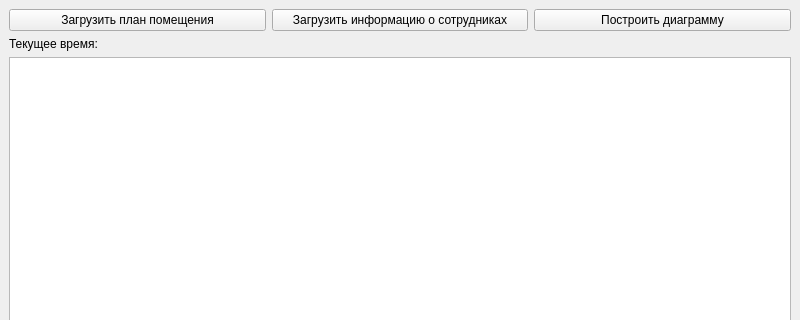
Before: the Qt Designer form DiplomV2/mainwindow.ui in maxbsp/diplom_ivanova, drawn with Qt 5; both pictures show x 0 to 800 and y 0 to 320 of the 800 by 600 pixel window.
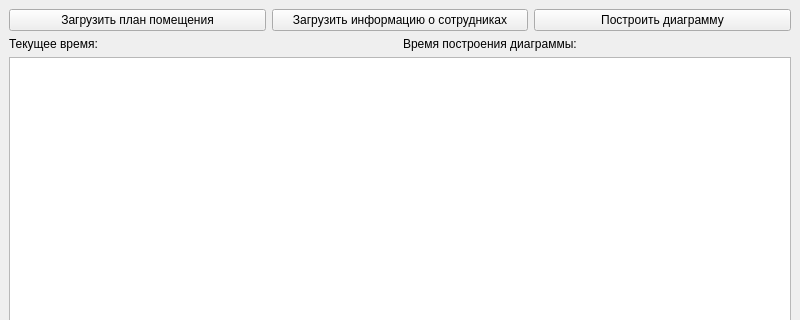
After: the same form once the commit is applied.

Patch:
```diff
--- a/DiplomV2/mainwindow.ui
+++ b/DiplomV2/mainwindow.ui
@@ -41,11 +41,22 @@
      </layout>
     </item>
     <item>
+     <layout class="QHBoxLayout" name="horizontalLayout_2">
+      <item>
      <widget class="QLabel" name="lblTime">
       <property name="text">
        <string>Текущее время:</string>
       </property>
      </widget>
+      </item>
+      <item>
+       <widget class="QLabel" name="lblBuildingTime">
+        <property name="text">
+         <string>Время построения диаграммы:</string>
+        </property>
+       </widget>
+      </item>
+     </layout>
     </item>
     <item>
      <widget class="QGraphicsView" name="mainImage"/>
```
Lines whose indentation alone changed are shown as unchanged.
